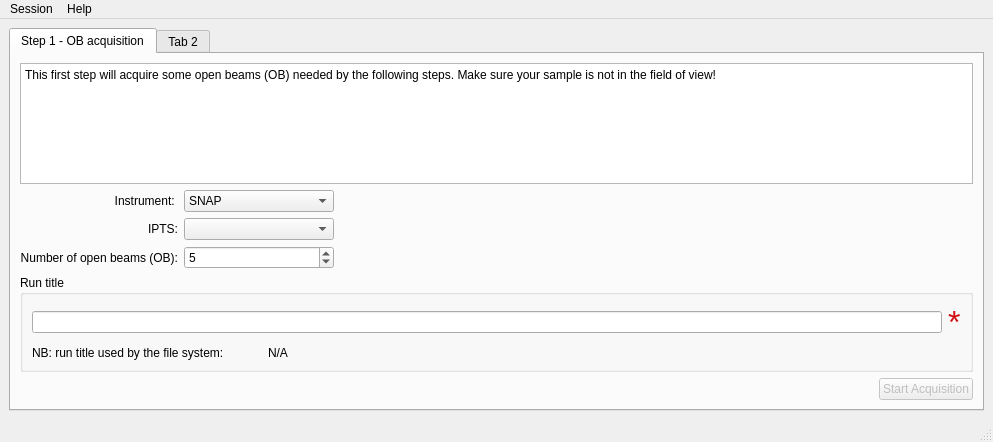
Before: the Qt Designer form src/asui/ui/main_application.ui in ornlneutronimaging/HyperCTui, drawn with Qt 5.
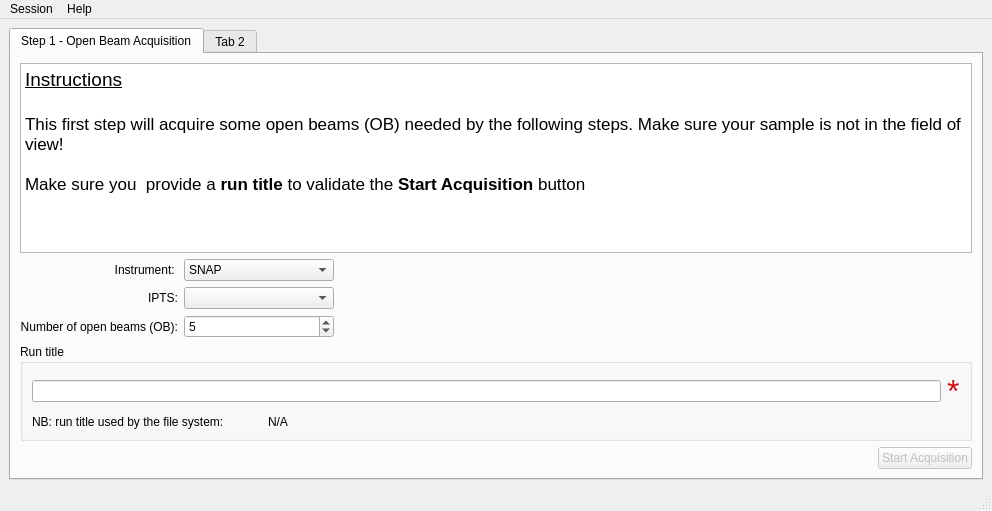
After: the same form once the commit is applied. Icons and pictures are not drawn.

Commit message: improved the instructions. this refs #4

Diff of the .ui file:
```diff
--- a/src/asui/ui/main_application.ui
+++ b/src/asui/ui/main_application.ui
@@ -6,8 +6,8 @@
    <rect>
     <x>0</x>
     <y>0</y>
-    <width>993</width>
-    <height>442</height>
+    <width>992</width>
+    <height>511</height>
    </rect>
   </property>
   <property name="windowTitle">
@@ -19,28 +19,24 @@
      <widget class="QTabWidget" name="tabWidget">
       <widget class="QWidget" name="tab">
        <attribute name="title">
-        <string>Step 1 - OB acquisition</string>
+        <string>Step 1 - Open Beam Acquisition</string>
        </attribute>
        <layout class="QVBoxLayout" name="verticalLayout_2">
         <item>
-         <widget class="QPlainTextEdit" name="plainTextEdit">
-          <property name="sizePolicy">
-           <sizepolicy hsizetype="Expanding" vsizetype="Minimum">
-            <horstretch>0</horstretch>
-            <verstretch>0</verstretch>
-           </sizepolicy>
-          </property>
-          <property name="minimumSize">
-           <size>
-            <width>0</width>
-            <height>40</height>
-           </size>
-          </property>
+         <widget class="QTextEdit" name="textEdit">
           <property name="readOnly">
            <bool>true</bool>
           </property>
-          <property name="plainText">
-           <string>This first step will acquire some open beams (OB) needed by the following steps. Make sure your sample is not in the field of view!</string>
+          <property name="html">
+           <string>&lt;!DOCTYPE HTML PUBLIC &quot;-//W3C//DTD HTML 4.0//EN&quot; &quot;http://www.w3.org/TR/REC-html40/strict.dtd&quot;&gt;
+&lt;html&gt;&lt;head&gt;&lt;meta name=&quot;qrichtext&quot; content=&quot;1&quot; /&gt;&lt;style type=&quot;text/css&quot;&gt;
+p, li { white-space: pre-wrap; }
+&lt;/style&gt;&lt;/head&gt;&lt;body style=&quot; font-family:'.AppleSystemUIFont'; font-size:13pt; font-weight:400; font-style:normal;&quot;&gt;
+&lt;p style=&quot; margin-top:0px; margin-bottom:0px; margin-left:0px; margin-right:0px; -qt-block-indent:0; text-indent:0px;&quot;&gt;&lt;span style=&quot; font-size:14pt; text-decoration: underline;&quot;&gt;Instructions&lt;/span&gt;&lt;/p&gt;
+&lt;p style=&quot;-qt-paragraph-type:empty; margin-top:0px; margin-bottom:0px; margin-left:0px; margin-right:0px; -qt-block-indent:0; text-indent:0px; font-size:14pt; text-decoration: underline;&quot;&gt;&lt;br /&gt;&lt;/p&gt;
+&lt;p style=&quot; margin-top:0px; margin-bottom:0px; margin-left:0px; margin-right:0px; -qt-block-indent:0; text-indent:0px;&quot;&gt;This first step will acquire some open beams (OB) needed by the following steps. Make sure your sample is not in the field of view!&lt;/p&gt;
+&lt;p style=&quot;-qt-paragraph-type:empty; margin-top:0px; margin-bottom:0px; margin-left:0px; margin-right:0px; -qt-block-indent:0; text-indent:0px;&quot;&gt;&lt;br /&gt;&lt;/p&gt;
+&lt;p style=&quot; margin-top:0px; margin-bottom:0px; margin-left:0px; margin-right:0px; -qt-block-indent:0; text-indent:0px;&quot;&gt;Make sure you  provide a &lt;span style=&quot; font-weight:600;&quot;&gt;run title &lt;/span&gt;to validate the &lt;span style=&quot; font-weight:600;&quot;&gt;Start Acquisition&lt;/span&gt; button&lt;/p&gt;&lt;/body&gt;&lt;/html&gt;</string>
           </property>
          </widget>
         </item>
@@ -292,7 +288,7 @@
     <rect>
      <x>0</x>
      <y>0</y>
-     <width>993</width>
+     <width>992</width>
      <height>24</height>
     </rect>
    </property>
```
